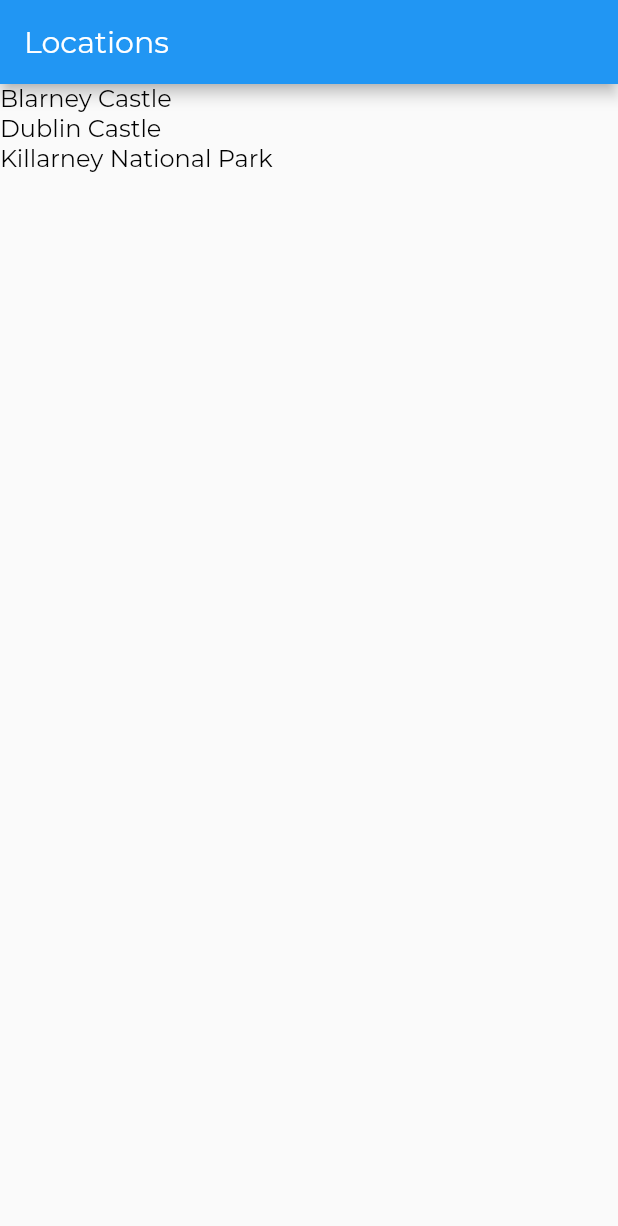
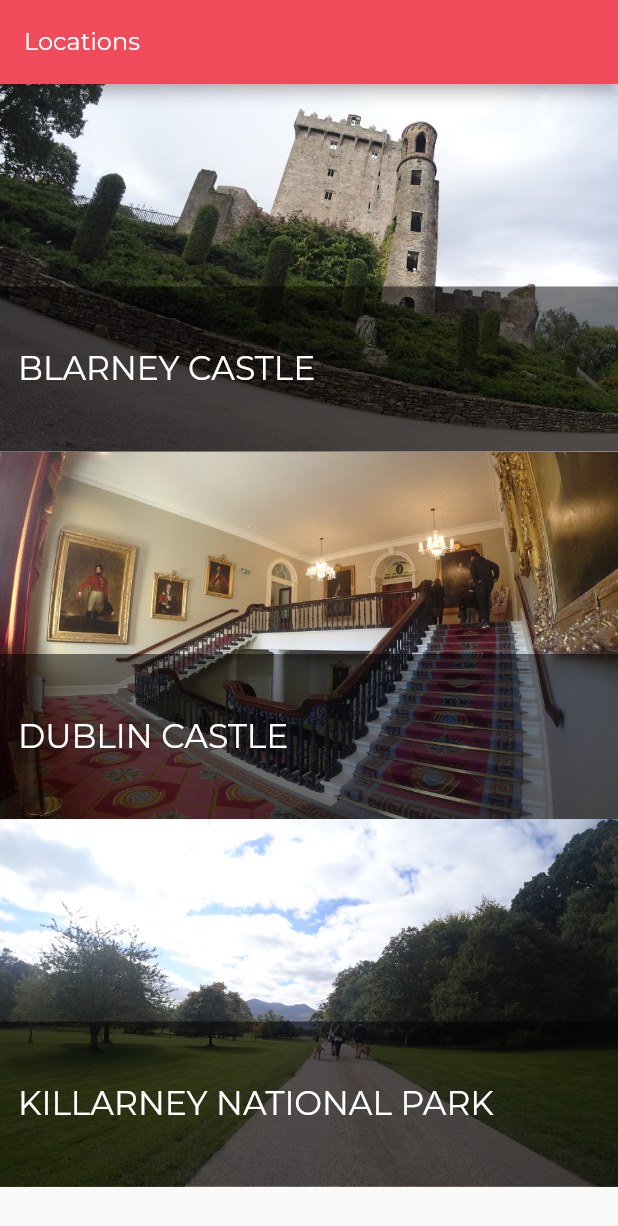
Before and after one commit to carol-lima/tourismando, a Flutter app: the screen it shows after launch, on a phone screen of 412 x 824 dp. Shown: the top 1226 px of the screen. Run offline on Flutter 3.47's test engine with Material 2 defaults, Android fonts, the phone set to English and light mode, and no system bars.

Commit message:
Locations list layout with image banner

```diff
--- a/lib/app.dart
+++ b/lib/app.dart
@@ -38,6 +38,7 @@ class App extends StatelessWidget {
 
   ThemeData _theme() {
     return ThemeData(
+        primaryColor: AppBarColorLight,
         appBarTheme: AppBarTheme(
           textTheme: TextTheme(title: AppBarTextStyle),
         ),
--- a/lib/models/location.dart
+++ b/lib/models/location.dart
@@ -23,7 +23,7 @@ class Location {
     return [
       Location(1, 'Blarney Castle', 'assets/images/blarney-castle.jpg', [
         LocationFact('Sumary',
-        'Blarney Castle is a medieval stronghold in Blarney, near Cork, Ireland. Though earlier fortifications were built on the same spot, the current keep was built by the MacCarthy of Muskerry dynasty, a cadet branch of the Kings of Desmond, and dates from 1446.'),
+        'Blarney Castle is a medieval stronghold in Blarney, near Cork, Ireland.The current keep was built by the MacCarthy of Muskerry dynasty, a cadet branch of the Kings of Desmond, and dates from 1446.'),
          LocationFact('How to get there',
         'So when you get to Cork train station (Kent), which is the only train station in the city, you can walk to the bus station (an easy 10 minute flat walk), and from there take the 215 bus to Blarney.'),
       ]),
@@ -31,13 +31,13 @@ class Location {
         LocationFact('Sumary',
         'Dublin Castle is a major Irish government complex, conference centre, and tourist attraction. It is located off Dame Street in Dublin. Until 1922 it was the seat of the British government s administration in Ireland.'),
          LocationFact('How to get there',
-        'Dublin City South, Carnegie Centre is 105 meters away, 2 min walk. Temple Bar, Parliament Street is 148 meters away, 3 min walk. Dublin City South, Lord Edward Street is 188 meters away, 3 min walk.'),
+        'Dublin City South, Carnegie Centre is 105 meters away, 2 min walk. Temple Bar, Parliament Street is 148 meters away, 3 min walk.'),
       ]),
         Location(3, 'Killarney National Park', 'assets/images/killarney-national-park.jpg', [
         LocationFact('Sumary',
-        'Killarney National Park Facts. Killarney National Park is a 25,425 acre park in Ireland. It was the country s first national park, established in 1932 after being donated by the Muckross Estate. ... The park contains many historical buildings and ruins as well many beautiful sites for visitors to explore.'),
+        'Killarney National Park Facts. Killarney National Park is a 25,425 acre park in Ireland. It was the country s first national park, established in 1932 after being donated by the Muckross Estate. The park contains many historical buildings and ruins as well many beautiful sites for visitors to explore.'),
          LocationFact('How to get there',
-        'From Cork. Duration: 1.5 - 2 hours. A 1.5-hour drive along national road N22 with get you from Cork to Killarney'),
+        'From Cork. Duration: 1.5 - 2 hours. A 1.5-hour drive along national road N22.'),
       ]),
     ];
   }
--- a/lib/screens/location_detail/text_section.dart
+++ b/lib/screens/location_detail/text_section.dart
@@ -4,7 +4,6 @@ class TextSection extends StatelessWidget {
   final String _title;
   final String _body;
   static const double _hPad = 16.0;
-
 
   TextSection(this._title, this._body);
 
--- a/lib/screens/locations/locations.dart
+++ b/lib/screens/locations/locations.dart
@@ -1,6 +1,8 @@
 import 'package:flutter/material.dart';
+import 'tile_overlay.dart';
 import '../../app.dart';
 import '../../models/location.dart';
+import '../../widgets/image_banner.dart';
 
 class Locations extends StatelessWidget {
   @override
@@ -12,18 +14,30 @@ class Locations extends StatelessWidget {
       appBar: AppBar(
         title: Text('Locations'),
       ),
-      body: ListView(
-        children: locations
-          .map((location) => GestureDetector(
-              child: Text(location.name),
-              onTap: () => _onLocationTap(context, location.id),
-
-            ))
-          .toList(),
-      ));
+      body: ListView.builder(
+        itemCount: locations.length,
+        itemBuilder: (context, index) =>
+            _itemBuilder(context, locations[index]),
+      ),
+    );
   }
 
   _onLocationTap(BuildContext context, int locationID) {
     Navigator.pushNamed(context, LocationDetailRoute, arguments: {"id": locationID});
   }
+
+  Widget _itemBuilder(BuildContext context, Location location) {
+    return GestureDetector(
+      onTap: () => _onLocationTap(context, location.id),
+      child: Container(
+        height: 245.0,
+        child: Stack(
+          children: [
+            ImageBanner(assetPath: location.imagePath, height: 245.0),
+            TileOverlay(location),
+          ],
+        ),
+      ),
+    );
+  }
 }
--- /dev/null
+++ b/lib/screens/locations/tile_overlay.dart
@@ -0,0 +1,24 @@
+import 'package:flutter/material.dart';
+import '../../models/location.dart';
+import '../../widgets/location_tile.dart';
+
+class TileOverlay extends StatelessWidget {
+  final Location location;
+
+  TileOverlay(this.location);
+
+  @override
+  Widget build(BuildContext context) {
+    return Column(
+      mainAxisAlignment: MainAxisAlignment.end,
+      crossAxisAlignment: CrossAxisAlignment.stretch,
+      children: [
+        Container(
+          padding: EdgeInsets.symmetric(vertical: 5.0),
+          decoration: BoxDecoration(color: Colors.black.withOpacity(0.5)),
+          child: LocationTile(location: location, darkTheme: true),
+        ),
+      ],
+    );
+  }
+}
--- a/lib/style.dart
+++ b/lib/style.dart
@@ -1,10 +1,18 @@
 import 'package:flutter/material.dart';
 
-const LargeTextSize = 26.0;
-const MediumTextSize = 20.0;
-const BodyTextSize = 16.0;
+const LargeTextSize = 22.0;
+const MediumTextSize = 16.0;
+const SmallTextSize = 12.0;
 
 const String FontNameDefault = 'Montserrat';
+
+const Color AppBarColorLight = Color.fromRGBO(239, 75, 90, 1.0);
+const Color TextColorDark = Colors.black;
+const Color TextColorLight = Colors.white;
+const Color TextColorAccent = Colors.red;
+const Color TextColorFaint = Color.fromRGBO(125, 125, 125, 1.0);
+
+const DefaultPaddingHorizontal = 12.0;
 
 const AppBarTextStyle = TextStyle(
   fontFamily: FontNameDefault,
@@ -16,13 +24,27 @@ const AppBarTextStyle = TextStyle(
 const TitleTextStyle = TextStyle(
   fontFamily: FontNameDefault,
   fontWeight: FontWeight.w300,
+  fontSize: LargeTextSize,
+  color: TextColorDark,
+);
+
+const SubTitleTextStyle = TextStyle(
+  fontFamily: FontNameDefault,
+  fontWeight: FontWeight.w300,
   fontSize: MediumTextSize,
-  color: Colors.black,
+  color: TextColorAccent,
+);
+
+const CaptionTextStyle = TextStyle(
+  fontFamily: FontNameDefault,
+  fontWeight: FontWeight.w300,
+  fontSize: SmallTextSize,
+  color: TextColorDark,
 );
 
 const Body1TextStyle = TextStyle(
   fontFamily: FontNameDefault,
   fontWeight: FontWeight.w300,
-  fontSize: BodyTextSize,
+  fontSize: MediumTextSize,
   color: Colors.black,
 );
--- /dev/null
+++ b/lib/widgets/image_banner.dart
@@ -0,0 +1,19 @@
+import 'package:flutter/material.dart';
+
+class ImageBanner extends StatelessWidget {
+  final String assetPath;
+  final double height;
+
+  ImageBanner({@required this.assetPath, this.height = 200.0});
+
+  @override
+  Widget build(BuildContext context) {
+    return Container(
+        constraints: BoxConstraints.expand(height: height),
+        decoration: BoxDecoration(color: Colors.grey),
+        child: Image.asset(
+          assetPath,
+          fit: BoxFit.cover,
+        ));
+  }
+}
--- /dev/null
+++ b/lib/widgets/location_tile.dart
@@ -0,0 +1,34 @@
+import 'package:flutter/material.dart';
+import '../models/location.dart';
+import '../style.dart';
+
+const LocationTileHeight = 100.0;
+
+class LocationTile extends StatelessWidget {
+  final Location location;
+  final bool darkTheme;
+
+  LocationTile({this.location, this.darkTheme = false});
+
+  @override
+  Widget build(BuildContext context) {
+    final textColor = this.darkTheme ? TextColorLight : TextColorDark;
+
+    return Container(
+      padding: EdgeInsets.symmetric(horizontal: DefaultPaddingHorizontal),
+      height: LocationTileHeight,
+      child: Column(
+          mainAxisAlignment: MainAxisAlignment.spaceEvenly,
+          crossAxisAlignment: CrossAxisAlignment.start,
+          children: [
+            Text(
+              location.name.toUpperCase(),
+              overflow: TextOverflow.ellipsis,
+              maxLines: 1,
+              style:
+                  Theme.of(context).textTheme.title.copyWith(color: textColor),
+            ),
+          ]),
+    );
+  }
+}
```
